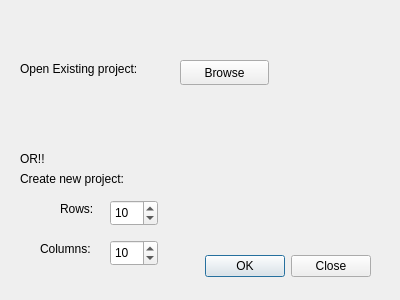
Before: the Qt Designer form GoofyLightsEditor/sizedialog.ui in CS383Team2/Goofy_Lights_Editor, drawn with Qt 5.
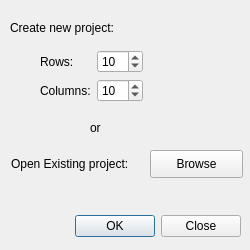
After: the same form once the commit is applied.

Commit message: Some more cleanup. Added some very basic info to about menu with link to our GitHub. Changed around sizing window a little bit to look a little more pretty.

```diff
--- a/GoofyLightsEditor/sizedialog.ui
+++ b/GoofyLightsEditor/sizedialog.ui
@@ -6,8 +6,8 @@
    <rect>
     <x>0</x>
     <y>0</y>
-    <width>400</width>
-    <height>300</height>
+    <width>250</width>
+    <height>250</height>
    </rect>
   </property>
   <property name="sizePolicy">
@@ -18,14 +18,14 @@
   </property>
   <property name="minimumSize">
    <size>
-    <width>400</width>
-    <height>300</height>
+    <width>250</width>
+    <height>250</height>
    </size>
   </property>
   <property name="maximumSize">
    <size>
-    <width>400</width>
-    <height>300</height>
+    <width>250</width>
+    <height>250</height>
    </size>
   </property>
   <property name="windowTitle">
@@ -37,8 +37,8 @@
   <widget class="QDialogButtonBox" name="btnBox_OkClose">
    <property name="geometry">
     <rect>
-     <x>180</x>
-     <y>250</y>
+     <x>50</x>
+     <y>210</y>
      <width>191</width>
      <height>32</height>
     </rect>
@@ -50,122 +50,127 @@
     <set>QDialogButtonBox::Close|QDialogButtonBox::Ok</set>
    </property>
   </widget>
-  <widget class="QSpinBox" name="sbox_Row">
-   <property name="geometry">
-    <rect>
-     <x>110</x>
-     <y>200</y>
-     <width>48</width>
-     <height>26</height>
-    </rect>
-   </property>
-   <property name="minimum">
-    <number>2</number>
-   </property>
-   <property name="maximum">
-    <number>20</number>
-   </property>
-   <property name="value">
-    <number>10</number>
-   </property>
-  </widget>
-  <widget class="QSpinBox" name="sbox_Col">
-   <property name="geometry">
-    <rect>
-     <x>110</x>
-     <y>240</y>
-     <width>48</width>
-     <height>26</height>
-    </rect>
-   </property>
-   <property name="minimum">
-    <number>2</number>
-   </property>
-   <property name="maximum">
-    <number>20</number>
-   </property>
-   <property name="value">
-    <number>10</number>
-   </property>
-  </widget>
-  <widget class="QLabel" name="label">
-   <property name="geometry">
-    <rect>
-     <x>60</x>
-     <y>200</y>
-     <width>51</width>
-     <height>17</height>
-    </rect>
-   </property>
-   <property name="text">
-    <string>Rows:</string>
-   </property>
-  </widget>
-  <widget class="QLabel" name="label_2">
-   <property name="geometry">
-    <rect>
-     <x>40</x>
-     <y>240</y>
-     <width>71</width>
-     <height>17</height>
-    </rect>
-   </property>
-   <property name="text">
-    <string>Columns:</string>
-   </property>
-  </widget>
   <widget class="QLabel" name="label_3">
    <property name="geometry">
     <rect>
-     <x>20</x>
-     <y>170</y>
-     <width>161</width>
-     <height>17</height>
+     <x>10</x>
+     <y>20</y>
+     <width>115</width>
+     <height>16</height>
     </rect>
    </property>
    <property name="text">
     <string>Create new project:</string>
    </property>
   </widget>
-  <widget class="QLabel" name="label_4">
-   <property name="geometry">
-    <rect>
-     <x>20</x>
-     <y>60</y>
-     <width>171</width>
-     <height>17</height>
-    </rect>
-   </property>
-   <property name="text">
-    <string>Open Existing project:</string>
-   </property>
-  </widget>
-  <widget class="QLabel" name="label_5">
-   <property name="geometry">
-    <rect>
-     <x>20</x>
-     <y>150</y>
-     <width>67</width>
-     <height>17</height>
-    </rect>
-   </property>
-   <property name="text">
-    <string>OR!!</string>
-   </property>
-  </widget>
   <widget class="QPushButton" name="btn_Browse">
    <property name="geometry">
     <rect>
-     <x>180</x>
-     <y>60</y>
-     <width>89</width>
-     <height>25</height>
+     <x>150</x>
+     <y>150</y>
+     <width>93</width>
+     <height>28</height>
     </rect>
    </property>
    <property name="text">
     <string>Browse</string>
    </property>
   </widget>
+  <widget class="QLabel" name="label_5">
+   <property name="geometry">
+    <rect>
+     <x>90</x>
+     <y>120</y>
+     <width>16</width>
+     <height>16</height>
+    </rect>
+   </property>
+   <property name="text">
+    <string>or</string>
+   </property>
+  </widget>
+  <widget class="QWidget" name="">
+   <property name="geometry">
+    <rect>
+     <x>11</x>
+     <y>149</y>
+     <width>228</width>
+     <height>30</height>
+    </rect>
+   </property>
+   <layout class="QHBoxLayout" name="horizontalLayout">
+    <item>
+     <widget class="QLabel" name="label_4">
+      <property name="text">
+       <string>Open Existing project:</string>
+      </property>
+     </widget>
+    </item>
+   </layout>
+  </widget>
+  <widget class="QWidget" name="">
+   <property name="geometry">
+    <rect>
+     <x>40</x>
+     <y>50</y>
+     <width>103</width>
+     <height>53</height>
+    </rect>
+   </property>
+   <layout class="QFormLayout" name="formLayout">
+    <item row="0" column="0">
+     <widget class="QLabel" name="label">
+      <property name="text">
+       <string>Rows:</string>
+      </property>
+     </widget>
+    </item>
+    <item row="0" column="1">
+     <widget class="QSpinBox" name="sbox_Row">
+      <property name="minimum">
+       <number>2</number>
+      </property>
+      <property name="maximum">
+       <number>20</number>
+      </property>
+      <property name="value">
+       <number>10</number>
+      </property>
+     </widget>
+    </item>
+    <item row="1" column="0">
+     <widget class="QLabel" name="label_2">
+      <property name="text">
+       <string>Columns:</string>
+      </property>
+     </widget>
+    </item>
+    <item row="1" column="1">
+     <widget class="QSpinBox" name="sbox_Col">
+      <property name="minimum">
+       <number>2</number>
+      </property>
+      <property name="maximum">
+       <number>20</number>
+      </property>
+      <property name="value">
+       <number>10</number>
+      </property>
+     </widget>
+    </item>
+   </layout>
+  </widget>
+  <zorder>btnBox_OkClose</zorder>
+  <zorder>sbox_Row</zorder>
+  <zorder>sbox_Col</zorder>
+  <zorder>label</zorder>
+  <zorder>label_2</zorder>
+  <zorder>label_3</zorder>
+  <zorder>label_4</zorder>
+  <zorder>btn_Browse</zorder>
+  <zorder>label_5</zorder>
+  <zorder>btn_Browse</zorder>
+  <zorder>label_4</zorder>
  </widget>
  <resources/>
  <connections>
```
The commit also changes 3 other files.
